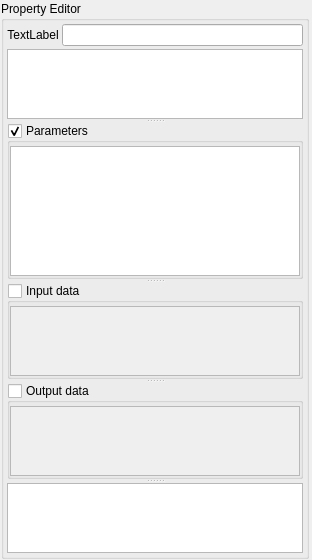
Qt form src/plugins/workflow_designer/src/WorkflowEditorWidget.ui (violethaze74/ugene) before a commit.
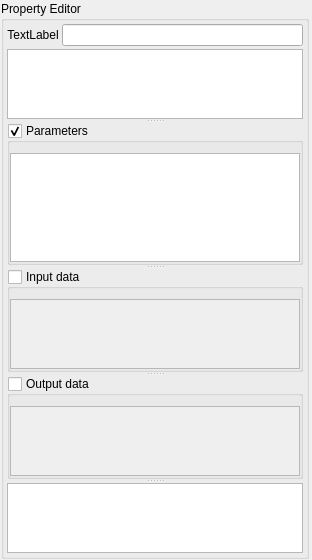
The same form after that commit. Icons and pictures are not drawn. Custom widgets are drawn as their Qt base class.

Commit message: UGENE-6495. Bad layout in WD

What changed in the file:
```diff
--- a/src/plugins/workflow_designer/src/WorkflowEditorWidget.ui
+++ b/src/plugins/workflow_designer/src/WorkflowEditorWidget.ui
@@ -201,7 +201,7 @@
            <number>0</number>
           </property>
           <property name="topMargin">
-           <number>3</number>
+           <number>10</number>
           </property>
           <property name="rightMargin">
            <number>0</number>
@@ -304,7 +304,7 @@
            <number>0</number>
           </property>
           <property name="topMargin">
-           <number>3</number>
+           <number>10</number>
           </property>
           <property name="rightMargin">
            <number>0</number>
@@ -323,7 +323,7 @@
                <x>0</x>
                <y>0</y>
                <width>288</width>
-               <height>69</height>
+               <height>68</height>
               </rect>
              </property>
             </widget>
@@ -361,7 +361,7 @@
            <number>0</number>
           </property>
           <property name="topMargin">
-           <number>3</number>
+           <number>10</number>
           </property>
           <property name="rightMargin">
            <number>0</number>
```
Left out of the diff: 2 changed lines with no effect on the pictures. The commit also changes 1 other file.
